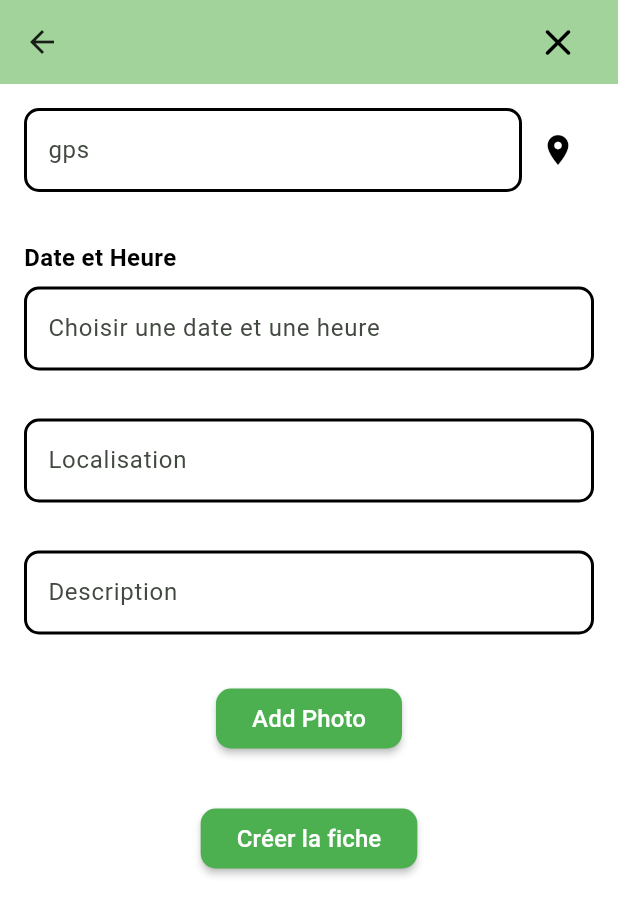
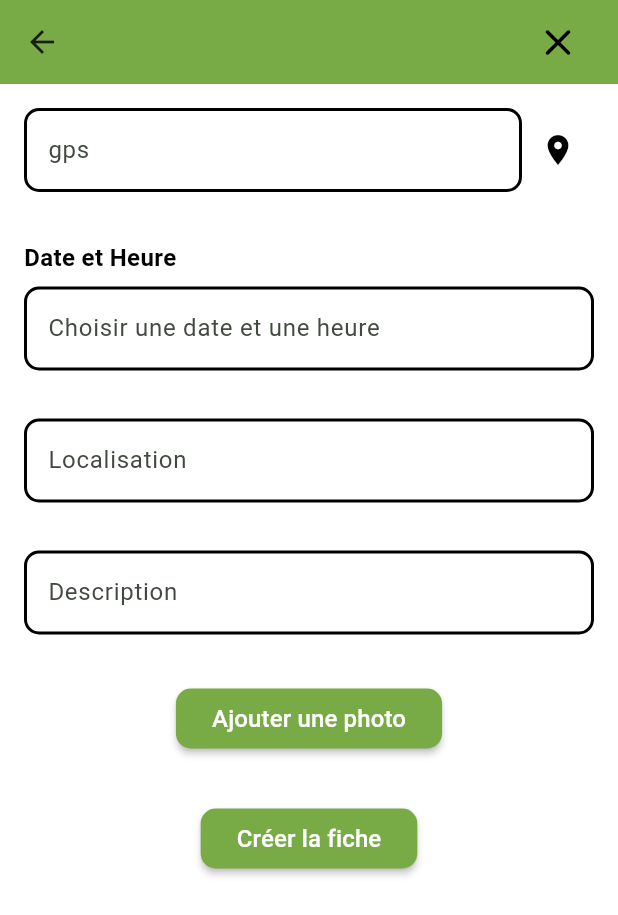
Before and after one commit to Fafary/MMM-Project, a Flutter app: the FicheScreen screen opened directly with empty values, on a phone screen of 412 x 824 dp. Shown: the top 915 px of the screen. Run offline on Flutter 3.47's test engine with Material 2 defaults, Android fonts, the phone set to English and light mode, and no system bars; our stand-ins replace carousel_slider, cloud_firestore, firebase_auth, firebase_core, firebase_messaging, flutter_form_builder and 3 more; accounts and stored records are empty; Roboto replaces fonts that are missing (Outfit).

Commit message:
Modif DA beaucoup de page

```diff
--- a/lib/dir_fiche/creation_fiche.dart
+++ b/lib/dir_fiche/creation_fiche.dart
@@ -21,7 +21,6 @@ class FicheScreen extends StatefulWidget {
 }
 
 class FicheScreenWidgetState extends State<FicheScreen> {
-
   final scaffoldKey = GlobalKey<ScaffoldState>();
 
   TextEditingController afficheGPS = TextEditingController();
@@ -72,7 +71,7 @@ class FicheScreenWidgetState extends State<FicheScreen> {
         key: scaffoldKey,
         backgroundColor: Colors.white,
         appBar: AppBar(
-          backgroundColor: Theme.of(context).colorScheme.inversePrimary,
+          backgroundColor: const Color(0xFF78AB46), // Couleur de la barre d'en-tête
           actions: [
             Padding(
               padding: const EdgeInsets.only(right: 16.0),
@@ -130,7 +129,7 @@ class FicheScreenWidgetState extends State<FicheScreen> {
                         icon: const Icon(Icons.location_on),
                         color: Colors.black,
                         onPressed: () async {
-                          // Récupére la position actuelle
+                          // Récupère la position actuelle
                           Location location = Location();
                           // Vérifier que l'on a accès
                           bool serviceEnabled;
@@ -203,14 +202,14 @@ class FicheScreenWidgetState extends State<FicheScreen> {
                       }
                     },
                     style: ElevatedButton.styleFrom(
-                      backgroundColor: Colors.green,
+                      backgroundColor: const Color(0xFF78AB46), // Couleur du bouton
                       elevation: 2,
                       shape: RoundedRectangleBorder(
                         borderRadius: BorderRadius.circular(10),
                       ),
                     ),
                     child: const Text(
-                      'Add Photo',
+                      'Ajouter une photo',
                       style: TextStyle(
                         fontSize: 16,
                         fontFamily: 'Outfit',
@@ -223,7 +222,6 @@ class FicheScreenWidgetState extends State<FicheScreen> {
                   padding: const EdgeInsets.fromLTRB(16, 16, 16, 16),
                   child: ElevatedButton(
                     onPressed: () async {
-
                       final formData = {
                         'longitude': longitudeController.text,
                         'latitude': latitudeController.text,
@@ -240,7 +238,6 @@ class FicheScreenWidgetState extends State<FicheScreen> {
                         date: formData['date'],
                         heure: formData['heure'],
                         lieu: formData['localisation'],
-                        //photos: formData['photos'],
                         observation: formData['observation'],
                       );
 
@@ -248,7 +245,6 @@ class FicheScreenWidgetState extends State<FicheScreen> {
                       await databaseServices.updateFicheData(widget.campagne.titre!,fiche);
 
                       log('Button create campaign pressed');
-                      // ignore: use_build_context_synchronously
                       Navigator.of(context).push(
                         MaterialPageRoute(
                           builder: (context) => CampaignScreen(campagne: widget.campagne),
@@ -256,7 +252,7 @@ class FicheScreenWidgetState extends State<FicheScreen> {
                       );
                     },
                     style: ElevatedButton.styleFrom(
-                      backgroundColor: Colors.green,
+                      backgroundColor: const Color(0xFF78AB46), // Couleur du bouton
                       elevation: 2,
                       shape: RoundedRectangleBorder(
                         borderRadius: BorderRadius.circular(10),
@@ -305,7 +301,7 @@ Widget customTextFormField({
         ),
         focusedBorder: OutlineInputBorder(
           borderSide: const BorderSide(
-            color: Colors.green,
+            color: const Color(0xFF78AB46), // Couleur du texte
             width: 2,
           ),
           borderRadius: BorderRadius.circular(10),
@@ -403,7 +399,7 @@ class DateTimePickerFormField extends StatelessWidget {
               ),
               focusedBorder: OutlineInputBorder(
                 borderSide: const BorderSide(
-                  color: Colors.green,
+                  color: const Color(0xFF78AB46), // Couleur du texte
                   width: 2,
                 ),
                 borderRadius: BorderRadius.circular(10),
```
Also changed, not shown: lib/dir_campagne/creation_campagne.dart (+12 -9 lines), lib/dir_fiche/fiche_screen.dart (+8 -9 lines), lib/home_screen.dart (+4 -4 lines).
